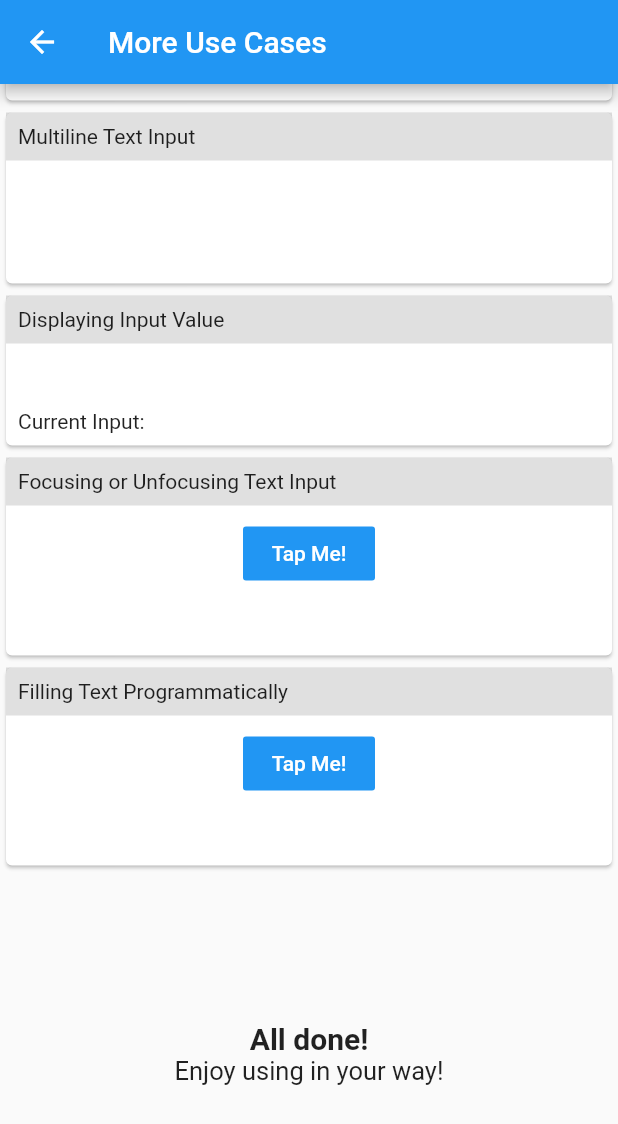
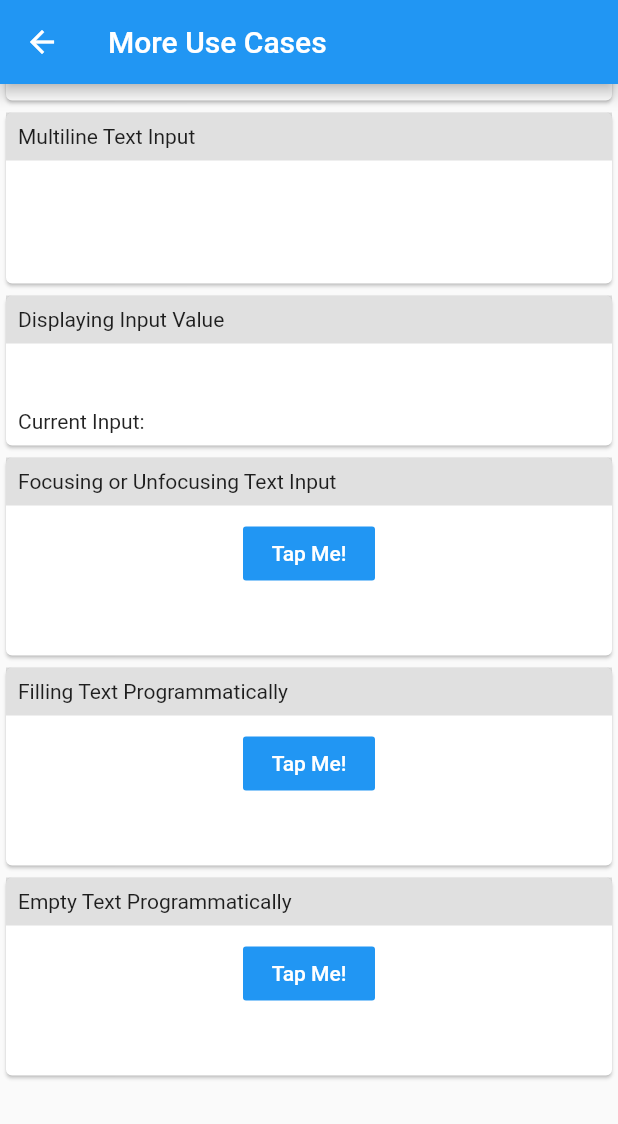
Before and after one commit to henryleunghk/flutter-native-text-input, a Flutter app: the MoreUseCaseListingPage screen opened directly, scrolled down 353 dp, on a phone screen of 412 x 824 dp. Shown: the top 1124 px of the screen. Run offline on Flutter 3.47's test engine with Material 2 defaults, Android fonts, the phone set to English and light mode, and no system bars.

Commit message:
empty text controller

```diff
--- a/example/lib/more_use_case_listing_page.dart
+++ b/example/lib/more_use_case_listing_page.dart
@@ -10,6 +10,8 @@ class MoreUseCaseListingPage extends StatefulWidget {
 class _MoreUseCaseListingPageState extends State<MoreUseCaseListingPage> {
   final FocusNode _focusNode = FocusNode();
   final TextEditingController _changeTextController = TextEditingController();
+  final NativeTextInputController _nativeTextInputController =
+      NativeTextInputController();
 
   String _currentTextInput = '';
 
@@ -128,6 +130,24 @@ class _MoreUseCaseListingPageState extends State<MoreUseCaseListingPage> {
                       )
                     ],
                   )),
+              DemoItem(
+                  title: "Empty Text Programmatically",
+                  child: Column(
+                    children: [
+                      FlatButton(
+                        color: Colors.blue,
+                        colorBrightness: Brightness.dark,
+                        child: Text("Tap Me!"),
+                        onPressed: () => _nativeTextInputController.emptyText(),
+                      ),
+                      NativeTextInput(
+                        textAlign: TextAlign.right,
+                        minLines: 1,
+                        maxLines: 5,
+                        nativeTextInputController: _nativeTextInputController,
+                      )
+                    ],
+                  )),
               Padding(
                 padding: EdgeInsets.all(100),
                 child: Center(
--- a/lib/flutter_native_text_input.dart
+++ b/lib/flutter_native_text_input.dart
@@ -69,10 +69,31 @@ enum KeyboardType {
   asciiCapableNumberPad
 }
 
+class NativeTextInputController {
+  _NativeTextInputState _nativeTextInputState;
+
+  void _addState(_NativeTextInputState nativeTextInputState) {
+    this._nativeTextInputState = nativeTextInputState;
+  }
+
+  /// Determine if the CustomWidgetController is attached to an instance
+  /// of the CustomWidget (this property must return true before any other
+  /// functions can be used)
+  bool get isAttached => _nativeTextInputState != null;
+
+  /// Here is the method you are exposing
+  void emptyText() {
+    assert(isAttached,
+        "NativeTextInputController must be attached to a NativeTextInputState");
+    _nativeTextInputState.emptyText();
+  }
+}
+
 class NativeTextInput extends StatefulWidget {
   const NativeTextInput({
     Key key,
     this.controller,
+    this.nativeTextInputController,
     this.placeholder,
     this.textContentType,
     this.keyboardType = KeyboardType.defaultType,
@@ -88,6 +109,8 @@ class NativeTextInput extends StatefulWidget {
   ///
   /// If null, this widget will create its own [TextEditingController].
   final TextEditingController controller;
+
+  final NativeTextInputController nativeTextInputController;
 
   /// A lighter colored placeholder hint that appears on the first line of the
   /// text field when the text entry is empty.
@@ -146,6 +169,10 @@ class _NativeTextInputState extends State<NativeTextInput> {
       });
     }
 
+    if (widget.nativeTextInputController != null) {
+      widget.nativeTextInputController._addState(this);
+    }
+
     if (widget.controller != null) {
       widget.controller.addListener(() {
         _channel
@@ -165,6 +192,10 @@ class _NativeTextInputState extends State<NativeTextInput> {
           creationParams: _buildCreationParams(),
           onPlatformViewCreated: _createMethodChannel),
     );
+  }
+
+  emptyText() {
+    _channel.invokeMethod("setText", {"text": ""});
   }
 
   void _createMethodChannel(int nativeViewId) {
```
Also changed, not shown: 3 other files.
